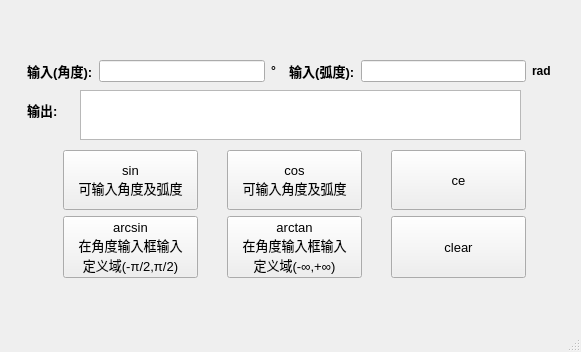
Old version of the form TriFunCal1_0.ui in the repository githubmoney/modern-software-engineering-TriFunc.
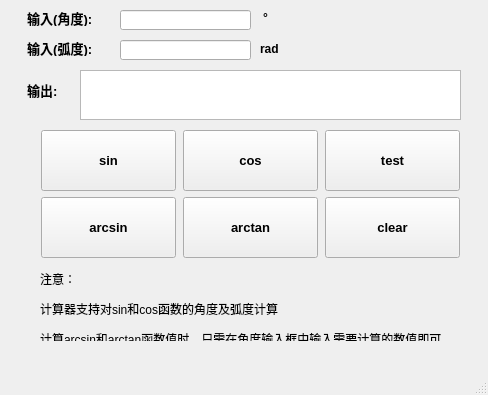
New version of the form.

```diff
--- a/TriFunCal1_0.ui
+++ b/TriFunCal1_0.ui
@@ -6,8 +6,8 @@
    <rect>
     <x>0</x>
     <y>0</y>
-    <width>581</width>
-    <height>352</height>
+    <width>488</width>
+    <height>395</height>
    </rect>
   </property>
   <property name="windowTitle">
@@ -18,8 +18,8 @@
     <property name="geometry">
      <rect>
       <x>80</x>
-      <y>90</y>
-      <width>441</width>
+      <y>70</y>
+      <width>381</width>
       <height>50</height>
      </rect>
     </property>
@@ -34,7 +34,7 @@
     <property name="geometry">
      <rect>
       <x>20</x>
-      <y>100</y>
+      <y>80</y>
       <width>54</width>
       <height>20</height>
      </rect>
@@ -54,8 +54,8 @@
     <property name="geometry">
      <rect>
       <x>40</x>
-      <y>150</y>
-      <width>511</width>
+      <y>130</y>
+      <width>421</width>
       <height>128</height>
      </rect>
     </property>
@@ -77,13 +77,12 @@
        <property name="font">
         <font>
          <pointsize>10</pointsize>
-         <weight>50</weight>
-         <bold>false</bold>
+         <weight>75</weight>
+         <bold>true</bold>
         </font>
        </property>
        <property name="text">
-        <string>sin
-可输入角度及弧度</string>
+        <string>sin</string>
        </property>
       </widget>
      </item>
@@ -104,13 +103,12 @@
        <property name="font">
         <font>
          <pointsize>10</pointsize>
-         <weight>50</weight>
-         <bold>false</bold>
+         <weight>75</weight>
+         <bold>true</bold>
         </font>
        </property>
        <property name="text">
-        <string>cos
-可输入角度及弧度</string>
+        <string>cos</string>
        </property>
       </widget>
      </item>
@@ -131,12 +129,12 @@
        <property name="font">
         <font>
          <pointsize>10</pointsize>
-         <weight>50</weight>
-         <bold>false</bold>
+         <weight>75</weight>
+         <bold>true</bold>
         </font>
        </property>
        <property name="text">
-        <string>ce</string>
+        <string>test</string>
        </property>
       </widget>
      </item>
@@ -157,14 +155,12 @@
        <property name="font">
         <font>
          <pointsize>10</pointsize>
-         <weight>50</weight>
-         <bold>false</bold>
+         <weight>75</weight>
+         <bold>true</bold>
         </font>
        </property>
        <property name="text">
-        <string>arcsin
-在角度输入框输入
-定义域(-π/2,π/2)</string>
+        <string>arcsin</string>
        </property>
       </widget>
      </item>
@@ -185,14 +181,12 @@
        <property name="font">
         <font>
          <pointsize>10</pointsize>
-         <weight>50</weight>
-         <bold>false</bold>
+         <weight>75</weight>
+         <bold>true</bold>
         </font>
        </property>
        <property name="text">
-        <string>arctan
-在角度输入框输入
-定义域(-∞,+∞)</string>
+        <string>arctan</string>
        </property>
       </widget>
      </item>
@@ -213,8 +207,8 @@
        <property name="font">
         <font>
          <pointsize>10</pointsize>
-         <weight>50</weight>
-         <bold>false</bold>
+         <weight>75</weight>
+         <bold>true</bold>
         </font>
        </property>
        <property name="text">
@@ -224,78 +218,117 @@
      </item>
     </layout>
    </widget>
-   <widget class="QWidget" name="layoutWidget">
+   <widget class="QLabel" name="label_6">
     <property name="geometry">
      <rect>
+      <x>40</x>
+      <y>270</y>
+      <width>431</width>
+      <height>71</height>
+     </rect>
+    </property>
+    <property name="text">
+     <string>&lt;html&gt;&lt;head/&gt;&lt;body&gt;&lt;p&gt;注意：&lt;/p&gt;&lt;p&gt;计算器支持对sin和cos函数的角度及弧度计算&lt;/p&gt;&lt;p&gt;计算arcsin和arctan函数值时，只需在角度输入框中输入需要计算的数值即可&lt;/p&gt;&lt;/body&gt;&lt;/html&gt;</string>
+    </property>
+   </widget>
+   <widget class="QLabel" name="label_7">
+    <property name="geometry">
+     <rect>
       <x>20</x>
-      <y>60</y>
-      <width>531</width>
-      <height>22</height>
+      <y>40</y>
+      <width>96</width>
+      <height>16</height>
      </rect>
     </property>
-    <layout class="QGridLayout" name="gridLayout_2">
-     <item row="0" column="0">
-      <widget class="QLabel" name="label">
-       <property name="font">
-        <font>
-         <pointsize>10</pointsize>
-         <weight>75</weight>
-         <bold>true</bold>
-        </font>
-       </property>
-       <property name="text">
-        <string>  输入(角度):</string>
-       </property>
-      </widget>
-     </item>
-     <item row="0" column="1">
-      <widget class="QLineEdit" name="input_Angle"/>
-     </item>
-     <item row="0" column="2">
-      <widget class="QLabel" name="label_3">
-       <property name="font">
-        <font>
-         <weight>75</weight>
-         <bold>true</bold>
-        </font>
-       </property>
-       <property name="text">
-        <string>°</string>
-       </property>
-      </widget>
-     </item>
-     <item row="0" column="3">
-      <widget class="QLabel" name="label_5">
-       <property name="font">
-        <font>
-         <pointsize>10</pointsize>
-         <weight>75</weight>
-         <bold>true</bold>
-        </font>
-       </property>
-       <property name="text">
-        <string>  输入(弧度):</string>
-       </property>
-      </widget>
-     </item>
-     <item row="0" column="4">
-      <widget class="QLineEdit" name="input_Radian"/>
-     </item>
-     <item row="0" column="5">
-      <widget class="QLabel" name="label_4">
-       <property name="font">
-        <font>
-         <pointsize>9</pointsize>
-         <weight>75</weight>
-         <bold>true</bold>
-        </font>
-       </property>
-       <property name="text">
-        <string>rad</string>
-       </property>
-      </widget>
-     </item>
-    </layout>
+    <property name="font">
+     <font>
+      <pointsize>10</pointsize>
+      <weight>75</weight>
+      <bold>true</bold>
+     </font>
+    </property>
+    <property name="text">
+     <string>  输入(弧度):</string>
+    </property>
+   </widget>
+   <widget class="QLineEdit" name="input_Radian">
+    <property name="geometry">
+     <rect>
+      <x>120</x>
+      <y>40</y>
+      <width>131</width>
+      <height>20</height>
+     </rect>
+    </property>
+   </widget>
+   <widget class="QLabel" name="label_4">
+    <property name="geometry">
+     <rect>
+      <x>260</x>
+      <y>41</y>
+      <width>21</width>
+      <height>16</height>
+     </rect>
+    </property>
+    <property name="font">
+     <font>
+      <pointsize>9</pointsize>
+      <weight>75</weight>
+      <bold>true</bold>
+     </font>
+    </property>
+    <property name="text">
+     <string>rad</string>
+    </property>
+   </widget>
+   <widget class="QLabel" name="label">
+    <property name="geometry">
+     <rect>
+      <x>20</x>
+      <y>10</y>
+      <width>96</width>
+      <height>16</height>
+     </rect>
+    </property>
+    <property name="font">
+     <font>
+      <pointsize>10</pointsize>
+      <weight>75</weight>
+      <bold>true</bold>
+     </font>
+    </property>
+    <property name="text">
+     <string>  输入(角度):</string>
+    </property>
+   </widget>
+   <widget class="QLineEdit" name="input_Angle">
+    <property name="geometry">
+     <rect>
+      <x>120</x>
+      <y>10</y>
+      <width>131</width>
+      <height>20</height>
+     </rect>
+    </property>
+   </widget>
+   <widget class="QLabel" name="label_3">
+    <property name="geometry">
+     <rect>
+      <x>263</x>
+      <y>10</y>
+      <width>16</width>
+      <height>16</height>
+     </rect>
+    </property>
+    <property name="font">
+     <font>
+      <weight>75</weight>
+      <bold>true</bold>
+     </font>
+    </property>
+    <property name="text">
+     <string>°</string>
+    </property>
    </widget>
   </widget>
   <widget class="QMenuBar" name="menubar">
```
Left out of the diff: 4 changed lines with no effect on the pictures.
